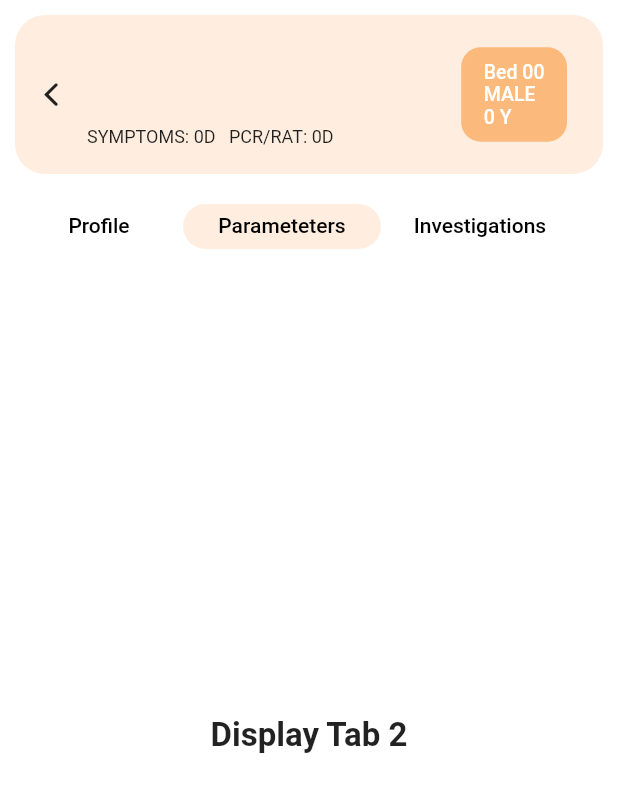
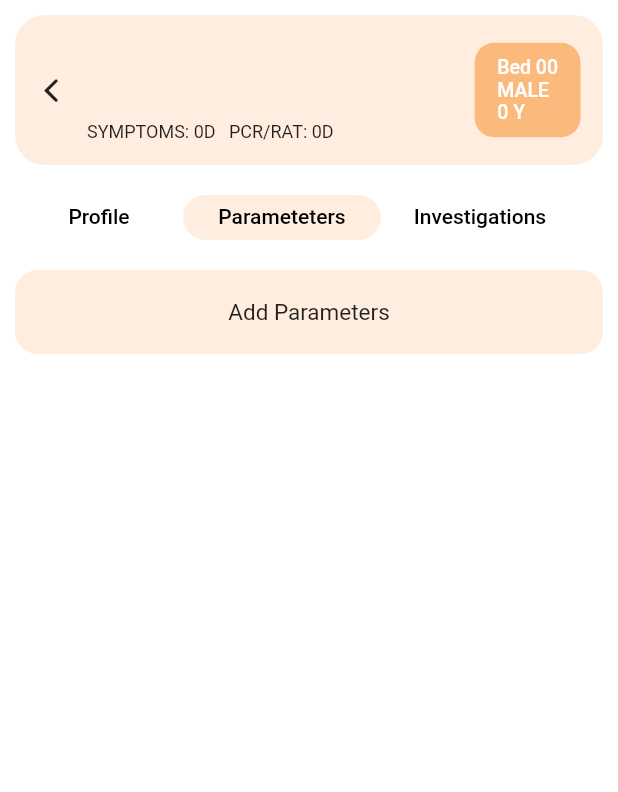
Before and after one commit to thasanhe/hdu-management, a Flutter app: the PatientProfile screen opened directly with empty values, tab 2 chosen, on a phone screen of 412 x 824 dp. Shown: the top 792 px of the screen. Run offline on Flutter 3.47's test engine with Material 2 defaults, Android fonts, the phone set to English and light mode, and no system bars; our stand-ins replace cloud_firestore, device_preview; missing offline and left inert: dart:js, textfield_tags; accounts and stored records are empty.

Commit message:
Style changes to patient tile

```diff
--- a/lib/screens/home.dart
+++ b/lib/screens/home.dart
@@ -1,7 +1,6 @@
 import 'package:flutter/cupertino.dart';
 import 'package:flutter/material.dart';
 import 'package:hdu_management/screens/duty_roster.dart';
-import 'package:hdu_management/tabs/patient_management.dart';
 import 'package:hdu_management/screens/patient_search.dart';
 import 'package:hdu_management/widgets/main_drawer.dart';
 
--- a/lib/screens/patient_profile.dart
+++ b/lib/screens/patient_profile.dart
@@ -3,8 +3,9 @@ import 'package:flutter/material.dart';
 import 'package:hdu_management/models/on_admission_status.dart';
 import 'package:hdu_management/models/patient.dart';
 import 'package:hdu_management/tabs/investigation_tab.dart';
-import 'package:hdu_management/tabs/patient_management.dart';
+import 'package:hdu_management/tabs/routine_management.dart';
 import 'package:hdu_management/services/patient_service.dart';
+import 'package:hdu_management/tabs/routine_parameters.dart';
 import 'package:hdu_management/widgets/patient_tile.dart';
 
 String selectedCategorie = "Adults";
@@ -140,18 +141,11 @@ class _PatientProfileState extends State<PatientProfile>
                                         fontWeight: FontWeight.bold)),
                               ),
                             ),
-                            Container(
-                              child: Center(
-                                child: Text('Display Tab 2',
-                                    style: TextStyle(
-                                        fontSize: 22,
-                                        fontWeight: FontWeight.bold)),
-                              ),
-                            ),
+                            RoutineParameters(patient: widget.patient),
                             Container(
                               child: InvestigationTab(),
                             ),
-                            PatientManagement(patient: widget.patient),
+                            RoutineManagement(patient: widget.patient),
                           ]),
                         ),
                       )
--- a/lib/screens/patient_search.dart
+++ b/lib/screens/patient_search.dart
@@ -156,7 +156,7 @@ class _PatientSearchState extends State<PatientSearch> {
                       : RefreshIndicator(
                           child: ListView(
                             padding: EdgeInsets.symmetric(
-                                vertical: 10, horizontal: 24),
+                                vertical: 10, horizontal: 15),
                             children: getListItems(),
                           ),
                           onRefresh: () {
--- /dev/null
+++ b/lib/tabs/routine_parameters.dart
@@ -0,0 +1,127 @@
+import 'package:flutter/cupertino.dart';
+import 'package:flutter/material.dart';
+import 'package:hdu_management/models/daily_management.dart';
+import 'package:hdu_management/models/patient.dart';
+import 'package:hdu_management/services/patient_service.dart';
+import 'package:hdu_management/widgets/add_management.dart';
+import 'package:hdu_management/widgets/progress.dart';
+import 'package:hdu_management/widgets/show_management.dart';
+import 'package:intl/intl.dart';
+
+class RoutineParameters extends StatefulWidget {
+  final Patient patient;
+  const RoutineParameters({Key? key, required this.patient}) : super(key: key);
+  @override
+  _RoutineParametersState createState() => _RoutineParametersState();
+}
+
+class _RoutineParametersState extends State<RoutineParameters> {
+  late PatientService patientService;
+
+  late List<DailyManagement> dailyManagementList = [];
+
+  bool isLoading = true;
+
+  loadManagement() async {
+    isLoading = true;
+    final retrievedManagement =
+        await patientService.getDailyManagementByPatientOrderedByTimeStampDesc(
+            widget.patient.bhtNumber!);
+    setState(() {
+      this.dailyManagementList = retrievedManagement;
+      isLoading = false;
+    });
+  }
+
+  List<ShowManagement> buildHistoricalManagementTiles() {
+    return dailyManagementList.map((e) {
+      return ShowManagement(
+        title: DateFormat('dd-MM-yyyy@hh:mm a').format(e.createdDateTime),
+        expandedItemsList: e.management,
+      );
+    }).toList();
+  }
+
+  void _showModalSheet() {
+    showModalBottomSheet(
+      isScrollControlled: true,
+      backgroundColor: Colors.transparent,
+      context: context,
+      builder: (context) => Container(
+        height: MediaQuery.of(context).size.height * 0.75,
+        decoration: new BoxDecoration(
+          color: Colors.white,
+          borderRadius: new BorderRadius.only(
+            topLeft: const Radius.circular(25.0),
+            topRight: const Radius.circular(25.0),
+          ),
+        ),
+        child: AddManagement(
+          bhtNumber: widget.patient.bhtNumber!,
+          title: 'Add Parameters',
+          expandedItemsList: dailyManagementList.isNotEmpty
+              ? dailyManagementList.first.management
+              : [],
+          onRefresh: loadManagement,
+        ),
+      ),
+    );
+  }
+
+  List<Widget> buildListView(bool isLoading) {
+    List<Widget> items = [];
+    items.add(GestureDetector(
+      onTap: () {
+        _showModalSheet();
+      },
+      child: Card(
+        shape: RoundedRectangleBorder(
+            borderRadius: BorderRadius.all(Radius.circular(15.0))),
+        color: Color(0xffFFEEE0),
+        elevation: 0,
+        margin: EdgeInsets.only(bottom: 10, top: 10),
+        child: Padding(
+          padding: const EdgeInsets.all(8.0),
+          child: Container(
+            alignment: Alignment.center,
+            height: 40,
+            color: Color(0xffFFEEE0),
+            child: Text(
+              "Add Parameters",
+              style: TextStyle(fontSize: 15),
+            ),
+            // trailing: buildSubTitle(),
+            // children: buildExpandedItems(),
+          ),
+        ),
+      ),
+    ));
+    if (!isLoading) {
+      items.addAll(buildHistoricalManagementTiles());
+    }
+    return items;
+  }
+
+  @override
+  void initState() {
+    super.initState();
+    patientService = PatientService();
+    loadManagement();
+  }
+
+  @override
+  Widget build(BuildContext context) {
+    return isLoading
+        ? circularProgress()
+        : Scaffold(
+            body: Container(
+              color: Colors.white,
+              padding: EdgeInsets.only(bottom: 10),
+              alignment: Alignment.topCenter,
+              child: ListView(
+                children: buildListView(isLoading),
+              ),
+            ),
+          );
+  }
+}
--- a/lib/widgets/patient_tile.dart
+++ b/lib/widgets/patient_tile.dart
@@ -13,9 +13,6 @@ class PatientsTile extends StatelessWidget {
 
   @override
   Widget build(BuildContext context) {
-    final dateOfAdmission =
-        '${patient.dateOfAdmissionHDU!.day}/${patient.dateOfAdmissionHDU!.month}/${patient.dateOfAdmissionHDU!.year}';
-
     final bedNumber = patient.bedNumber != null
         ? (patient.bedNumber! < 10
                 ? '0${patient.bedNumber}'
@@ -49,7 +46,7 @@ class PatientsTile extends StatelessWidget {
               decoration: BoxDecoration(
                   color: Color(0xffFFEEE0),
                   borderRadius: BorderRadius.circular(20)),
-              padding: EdgeInsets.symmetric(horizontal: 24, vertical: 18),
+              padding: EdgeInsets.symmetric(horizontal: 15, vertical: 15),
               child: Row(
                 mainAxisAlignment: MainAxisAlignment.spaceBetween,
                 children: <Widget>[
@@ -120,7 +117,7 @@ class PatientsTile extends StatelessWidget {
             decoration: BoxDecoration(
                 color: Color(0xffFFEEE0),
                 borderRadius: BorderRadius.circular(20)),
-            padding: EdgeInsets.only(left: 0, right: 24, top: 18, bottom: 18),
+            padding: EdgeInsets.only(left: 0, right: 15, top: 15, bottom: 15),
             child: Row(
               mainAxisAlignment: MainAxisAlignment.spaceBetween,
               // crossAxisAlignment: CrossAxisAlignment.start,
```
Also changed, not shown: lib/tabs/routine_management.dart (renamed from lib/tabs/patient_management.dart, +4 -4 lines), 1 other file.
